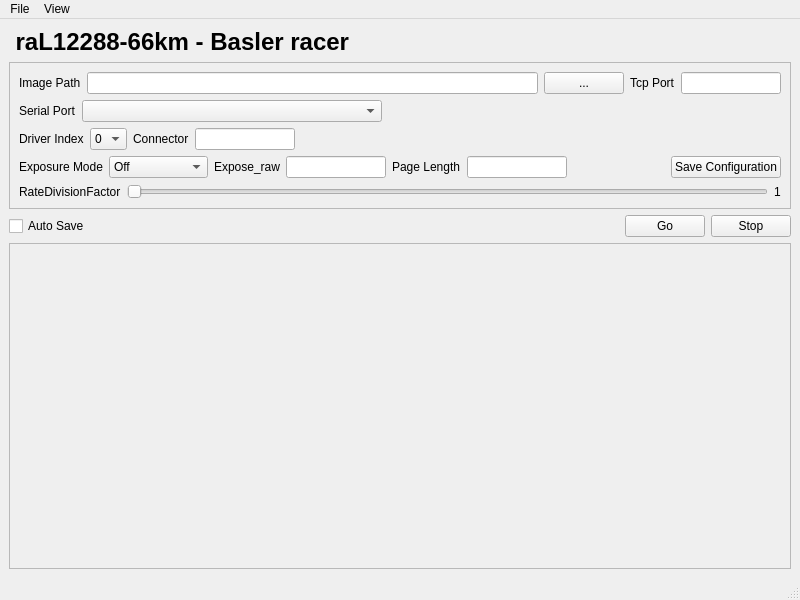
First picture: the form in SourceCode/mainwindow.ui, repository fluber/LineScan_Web_Mode, before the edit.
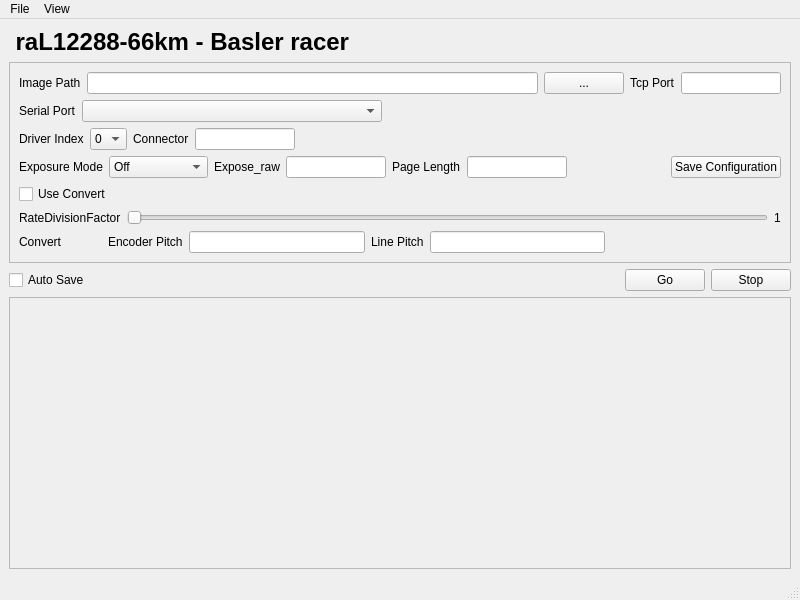
Second picture: the form after the edit.

What changed in the file:
```diff
--- a/SourceCode/mainwindow.ui
+++ b/SourceCode/mainwindow.ui
@@ -253,6 +253,13 @@
          </item>
         </layout>
        </item>
+       <item>
+        <widget class="QCheckBox" name="cbConvert">
+         <property name="text">
+          <string>Use Convert</string>
+         </property>
+        </widget>
+       </item>
        <item>
         <layout class="QHBoxLayout" name="horizontalLayout_7">
          <item>
@@ -284,6 +291,66 @@
          </item>
         </layout>
        </item>
+       <item>
+        <layout class="QHBoxLayout" name="horizontalLayout_9">
+         <item>
+          <widget class="QLabel" name="label_12">
+           <property name="text">
+            <string>Convert</string>
+           </property>
+          </widget>
+         </item>
+         <item>
+          <spacer name="horizontalSpacer_5">
+           <property name="orientation">
+            <enum>Qt::Horizontal</enum>
+           </property>
+           <property name="sizeType">
+            <enum>QSizePolicy::Maximum</enum>
+           </property>
+           <property name="sizeHint" stdset="0">
+            <size>
+             <width>40</width>
+             <height>20</height>
+            </size>
+           </property>
+          </spacer>
+         </item>
+         <item>
+          <widget class="QLabel" name="label_13">
+           <property name="text">
+            <string>Encoder Pitch</string>
+           </property>
+          </widget>
+         </item>
+         <item>
+          <widget class="QLineEdit" name="edtEncoderPitch"/>
+         </item>
+         <item>
+          <widget class="QLabel" name="label_14">
+           <property name="text">
+            <string>Line Pitch</string>
+           </property>
+          </widget>
+         </item>
+         <item>
+          <widget class="QLineEdit" name="edtLinePitch"/>
+         </item>
+         <item>
+          <spacer name="horizontalSpacer_6">
+           <property name="orientation">
+            <enum>Qt::Horizontal</enum>
+           </property>
+           <property name="sizeHint" stdset="0">
+            <size>
+             <width>40</width>
+             <height>20</height>
+            </size>
+           </property>
+          </spacer>
+         </item>
+        </layout>
+       </item>
       </layout>
      </widget>
     </item>
@@ -351,7 +418,7 @@
          <x>0</x>
          <y>0</y>
          <width>780</width>
-         <height>308</height>
+         <height>258</height>
         </rect>
        </property>
       </widget>
```
